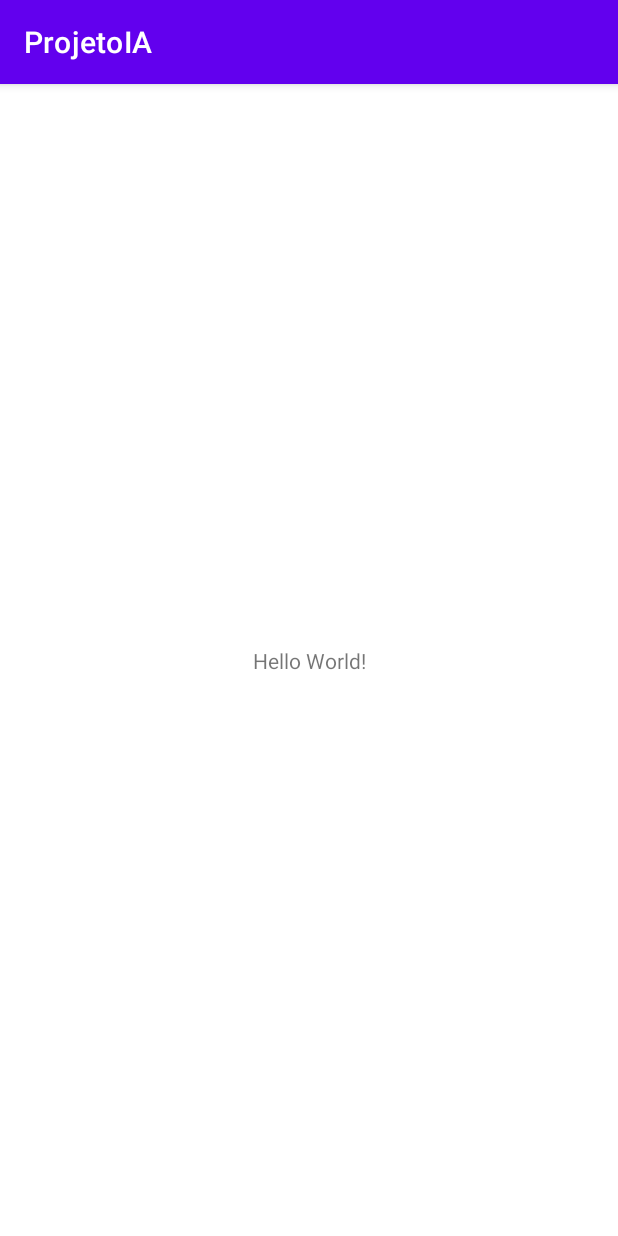
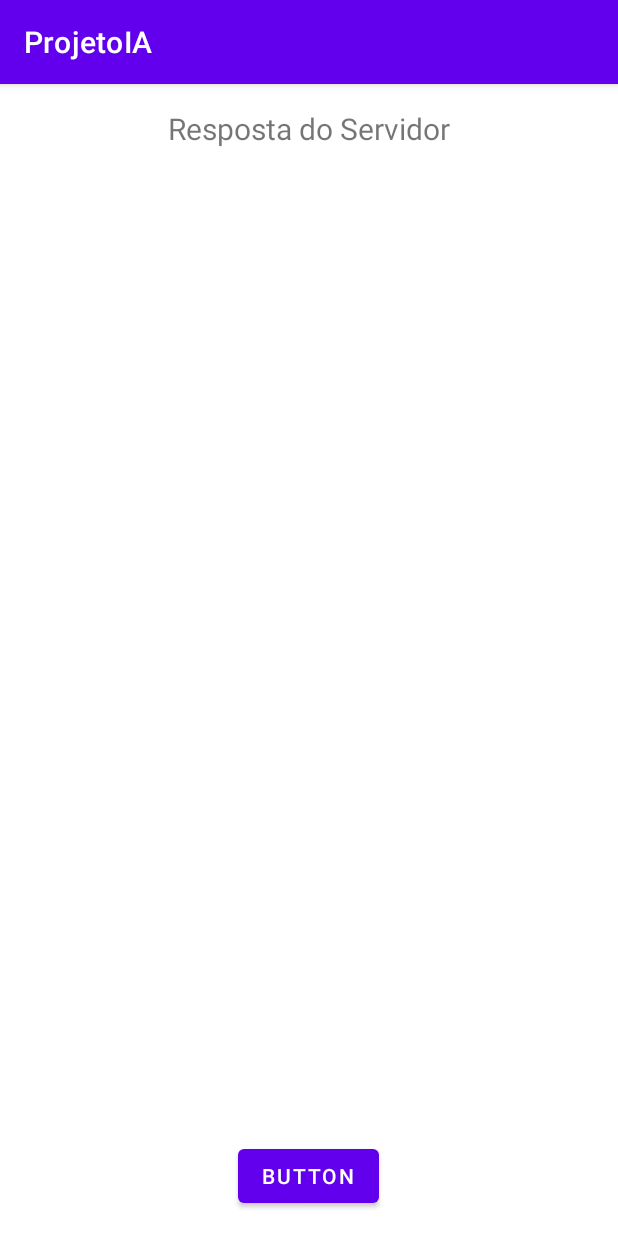
Before and after one commit to jpdante/Projeto-IA, an Android app: the screen it shows after launch (MainActivity), on a phone screen of 412 x 824 dp. Run offline under Robolectric (Android 15) with nearby library versions, the phone set to English and light mode, and no system bars.

Commit message:
Adiciona layout app mobile

```diff
--- a/Aplicativo/app/src/main/res/layout/activity_main.xml
+++ b/Aplicativo/app/src/main/res/layout/activity_main.xml
@@ -6,13 +6,36 @@
     android:layout_height="match_parent"
     tools:context=".MainActivity">
 
-    <TextView
+    <Button
+        android:id="@+id/button"
         android:layout_width="wrap_content"
         android:layout_height="wrap_content"
-        android:text="Hello World!"
+        android:layout_marginBottom="16dp"
+        android:text="Button"
         app:layout_constraintBottom_toBottomOf="parent"
+        app:layout_constraintEnd_toEndOf="parent"
+        app:layout_constraintHorizontal_bias="0.498"
+        app:layout_constraintStart_toStartOf="parent" />
+
+    <TextView
+        android:id="@+id/textView"
+        android:layout_width="wrap_content"
+        android:layout_height="wrap_content"
+        android:layout_marginTop="16dp"
+        android:text="Resposta do Servidor"
+        android:textSize="20sp"
         app:layout_constraintEnd_toEndOf="parent"
         app:layout_constraintStart_toStartOf="parent"
         app:layout_constraintTop_toTopOf="parent" />
 
+    <ImageView
+        android:id="@+id/imageView"
+        android:layout_width="385dp"
+        android:layout_height="589dp"
+        android:layout_marginTop="64dp"
+        app:layout_constraintEnd_toEndOf="parent"
+        app:layout_constraintStart_toStartOf="parent"
+        app:layout_constraintTop_toTopOf="parent"
+        tools:srcCompat="@tools:sample/avatars" />
+
 </androidx.constraintlayout.widget.ConstraintLayout>
```
